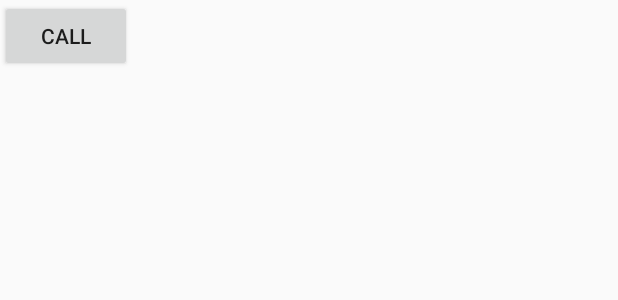
After one commit to jackLiJD/project, an Android app: the layout act_permission.xml on its own in the app's theme, with its tools: preview values and no code run, on a phone screen of 412 x 824 dp. The commit adds this screen. Shown: the top 300 px of the screen. Run offline under Robolectric (Android 15) with nearby library versions, the light colour scheme and no system bars.

Commit message:
6.0动态申请权限

```diff
--- a/app/src/main/java/com/example/lijinduo/mydemo/main/MainActivity.java
+++ b/app/src/main/java/com/example/lijinduo/mydemo/main/MainActivity.java
@@ -13,6 +13,7 @@ import com.example.lijinduo.mydemo.animation.AnimationAct;
 import com.example.lijinduo.mydemo.main.MainAdapter;
 import com.example.lijinduo.mydemo.mvp.mvpactivity.MvpActivity;
 import com.example.lijinduo.mydemo.mvvm.MvvmAct;
+import com.example.lijinduo.mydemo.permission.PermissionAct;
 import com.example.lijinduo.mydemo.push.PushActivity;
 import com.example.lijinduo.mydemo.retrofit.RetrofitTestAct;
 import com.example.lijinduo.mydemo.service.ServiceAct;
@@ -95,6 +96,11 @@ public class MainActivity extends BaseActivity {
                 intent = new Intent(this, PushActivity.class);
                 startActivity(intent);
                 break;
+            //权限测试
+            case 7:
+                intent = new Intent(this, PermissionAct.class);
+                startActivity(intent);
+                break;
         }
 
 
--- /dev/null
+++ b/app/src/main/res/layout/act_permission.xml
@@ -0,0 +1,16 @@
+<?xml version="1.0" encoding="utf-8"?>
+<LinearLayout xmlns:android="http://schemas.android.com/apk/res/android"
+    android:orientation="vertical" android:layout_width="match_parent"
+    android:layout_height="match_parent">
+
+
+    <Button
+        android:id="@+id/call"
+        android:text="@string/call"
+        android:layout_width="wrap_content"
+        android:layout_height="wrap_content" />
+
+
+
+
+</LinearLayout>
--- a/app/src/main/res/values/arrays.xml
+++ b/app/src/main/res/values/arrays.xml
@@ -8,5 +8,6 @@
         <item>@string/Mvvm</item>
         <item>@string/Mvp</item>
         <item>@string/Push</item>
+        <item>@string/permissions</item>
     </array>
 </resources>
--- a/app/src/main/res/values/strings.xml
+++ b/app/src/main/res/values/strings.xml
@@ -17,4 +17,6 @@
     <string name="Mvvm">Mvvm</string>
     <string name="Mvp">Mvp</string>
     <string name="Push">Push</string>
+    <string name="permissions">permissions</string>
+    <string name="call">Call</string>
 </resources>
```
Also changed, not shown: app/build.gradle (+7 -1 lines), app/src/main/AndroidManifest.xml (+8 -0 lines), app/src/main/java/com/example/lijinduo/mydemo/permission/PermissionAct.java (added, +101 -0 lines), app/src/main/java/com/example/lijinduo/mydemo/push/PushActivity.java (+0 -15 lines), app/src/main/java/com/example/lijinduo/mydemo/tool/MyApplication.java (+7 -1 lines).
